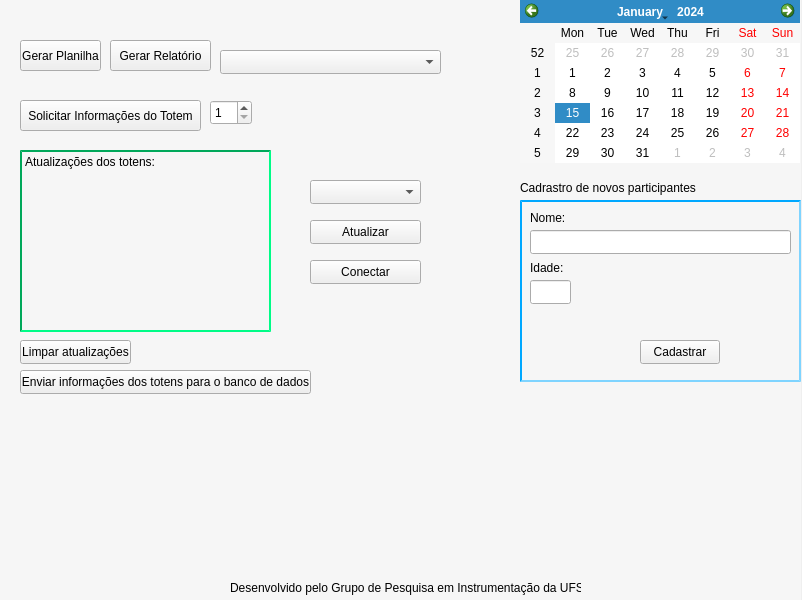
Before: the Qt Designer form form.ui in David1340/Sofwatre_FTG, drawn with Qt 5.
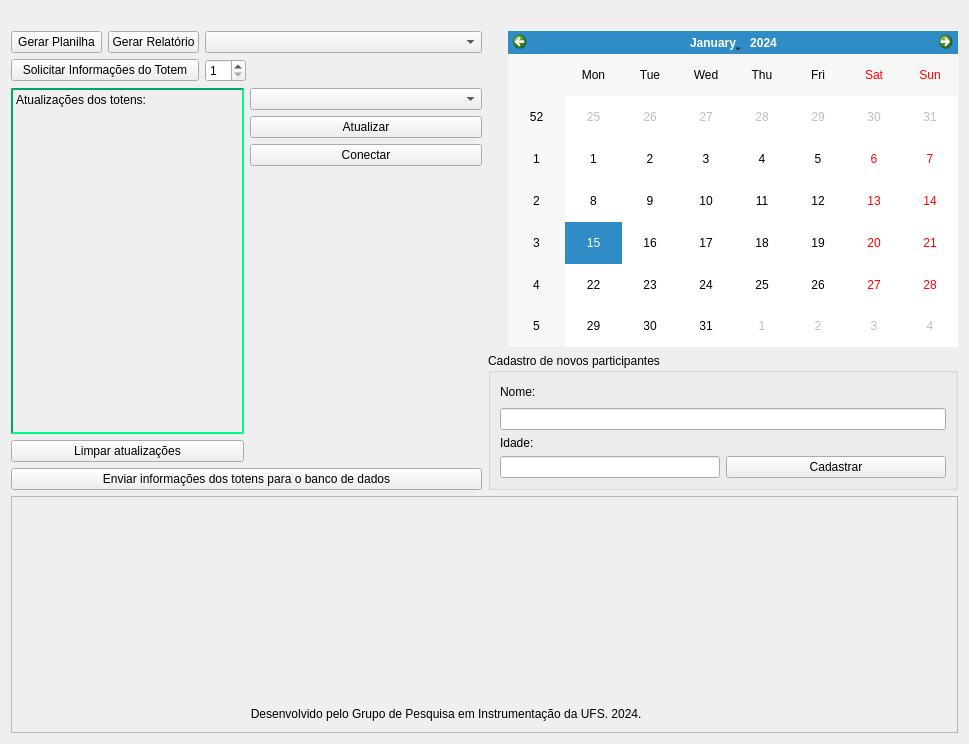
After: the same form once the commit is applied. Icons and pictures are not drawn.

Commit message: Ajuste de posicionamento e redicionamento da interface

The edit to the form file:
```diff
--- a/form.ui
+++ b/form.ui
@@ -6,109 +6,84 @@
    <rect>
     <x>0</x>
     <y>0</y>
-    <width>802</width>
-    <height>600</height>
+    <width>969</width>
+    <height>744</height>
    </rect>
   </property>
   <property name="windowTitle">
    <string>Functional Training Group</string>
   </property>
-  <widget class="QPushButton" name="PushButtonGerarRelatorio">
-   <property name="geometry">
-    <rect>
-     <x>110</x>
-     <y>40</y>
-     <width>101</width>
-     <height>31</height>
-    </rect>
-   </property>
-   <property name="text">
-    <string>Gerar Relatório</string>
-   </property>
-  </widget>
+  <layout class="QGridLayout" name="gridLayout_23">
+   <item row="0" column="0" rowspan="2" colspan="2">
+    <layout class="QGridLayout" name="gridLayout_22">
+     <item row="0" column="0">
+      <layout class="QGridLayout" name="gridLayout_11">
+       <item row="0" column="0">
+        <layout class="QGridLayout" name="gridLayout_5">
+         <item row="0" column="0">
+          <layout class="QGridLayout" name="gridLayout">
+           <item row="0" column="0" colspan="2">
+            <spacer name="horizontalSpacer">
+             <property name="orientation">
+              <enum>Qt::Horizontal</enum>
+             </property>
+             <property name="sizeHint" stdset="0">
+              <size>
+               <width>188</width>
+               <height>20</height>
+              </size>
+             </property>
+            </spacer>
+           </item>
+           <item row="1" column="0">
   <widget class="QPushButton" name="PushButtonGerarPlanilha">
-   <property name="geometry">
-    <rect>
-     <x>20</x>
-     <y>40</y>
-     <width>81</width>
-     <height>31</height>
-    </rect>
-   </property>
    <property name="text">
     <string>Gerar Planilha</string>
    </property>
   </widget>
-  <widget class="QCalendarWidget" name="calendarWidget">
-   <property name="geometry">
-    <rect>
-     <x>520</x>
-     <y>0</y>
-     <width>280</width>
-     <height>163</height>
-    </rect>
-   </property>
-  </widget>
-  <widget class="QLabel" name="label">
-   <property name="geometry">
-    <rect>
-     <x>-10</x>
-     <y>460</y>
-     <width>191</width>
-     <height>141</height>
-    </rect>
-   </property>
+           </item>
+           <item row="1" column="1">
+            <widget class="QPushButton" name="PushButtonGerarRelatorio">
    <property name="text">
-    <string/>
-   </property>
-   <property name="pixmap">
-    <pixmap>imagens/calistenia.jpeg</pixmap>
-   </property>
-   <property name="scaledContents">
-    <bool>true</bool>
-   </property>
-  </widget>
-  <widget class="QLabel" name="label_2">
-   <property name="geometry">
-    <rect>
-     <x>640</x>
-     <y>440</y>
-     <width>161</width>
-     <height>151</height>
-    </rect>
-   </property>
-   <property name="text">
-    <string/>
-   </property>
-   <property name="pixmap">
-    <pixmap>imagens/FTG.jpeg</pixmap>
-   </property>
-   <property name="scaledContents">
-    <bool>true</bool>
-   </property>
-  </widget>
+              <string>Gerar Relatório</string>
+             </property>
+            </widget>
+           </item>
+           <item row="2" column="0" colspan="2">
   <widget class="QPushButton" name="PushButtonTotem">
-   <property name="geometry">
-    <rect>
-     <x>20</x>
-     <y>100</y>
-     <width>181</width>
-     <height>31</height>
-    </rect>
-   </property>
    <property name="text">
     <string>Solicitar Informações do Totem</string>
    </property>
   </widget>
+           </item>
+          </layout>
+         </item>
+         <item row="0" column="1">
+          <layout class="QGridLayout" name="gridLayout_4">
+           <item row="0" column="0">
+            <layout class="QGridLayout" name="gridLayout_3">
+             <item row="0" column="0">
+              <spacer name="horizontalSpacer_3">
+               <property name="orientation">
+                <enum>Qt::Horizontal</enum>
+               </property>
+               <property name="sizeHint" stdset="0">
+                <size>
+                 <width>40</width>
+                 <height>20</height>
+                </size>
+               </property>
+              </spacer>
+             </item>
+             <item row="1" column="0">
+              <widget class="QComboBox" name="ComboBoxNomes"/>
+             </item>
+            </layout>
+           </item>
+           <item row="1" column="0">
+            <layout class="QGridLayout" name="gridLayout_2">
+             <item row="0" column="0">
   <widget class="QSpinBox" name="spinBoxIDTotem">
-   <property name="geometry">
-    <rect>
-     <x>210</x>
-     <y>100</y>
-     <width>42</width>
-     <height>25</height>
-    </rect>
-   </property>
    <property name="minimum">
     <number>1</number>
    </property>
@@ -116,58 +91,34 @@
     <number>10</number>
    </property>
   </widget>
-  <widget class="QComboBox" name="ComboBoxNomes">
-   <property name="geometry">
-    <rect>
-     <x>220</x>
-     <y>50</y>
-     <width>221</width>
-     <height>24</height>
-    </rect>
-   </property>
-  </widget>
-  <widget class="QLabel" name="label_3">
-   <property name="geometry">
-    <rect>
-     <x>230</x>
-     <y>580</y>
-     <width>351</width>
-     <height>16</height>
-    </rect>
-   </property>
-   <property name="text">
-    <string>Desenvolvido pelo Grupo de Pesquisa em Instrumentação da UFS. </string>
-   </property>
-  </widget>
-  <widget class="QLabel" name="label_4">
-   <property name="geometry">
-    <rect>
-     <x>-40</x>
-     <y>-30</y>
-     <width>841</width>
-     <height>651</height>
-    </rect>
-   </property>
-   <property name="styleSheet">
-    <string notr="true">
-background-color: qlineargradient(spread:pad, x1:0, y1:0, x2:1, y2:0, stop:0 rgba(247, 247, 247, 247), stop:1 rgba(247, 247, 247, 247));</string>
-   </property>
-   <property name="text">
-    <string/>
-   </property>
-   <property name="scaledContents">
-    <bool>true</bool>
-   </property>
-  </widget>
+             </item>
+             <item row="0" column="1">
+              <spacer name="horizontalSpacer_4">
+               <property name="orientation">
+                <enum>Qt::Horizontal</enum>
+               </property>
+               <property name="sizeHint" stdset="0">
+                <size>
+                 <width>40</width>
+                 <height>20</height>
+                </size>
+               </property>
+              </spacer>
+             </item>
+            </layout>
+           </item>
+          </layout>
+         </item>
+        </layout>
+       </item>
+       <item row="1" column="0">
+        <layout class="QGridLayout" name="gridLayout_10">
+         <item row="0" column="0">
+          <layout class="QGridLayout" name="gridLayout_9">
+           <item row="0" column="0">
+            <layout class="QGridLayout" name="gridLayout_8">
+             <item row="0" column="0">
   <widget class="QLabel" name="Atualizacoes">
-   <property name="geometry">
-    <rect>
-     <x>20</x>
-     <y>150</y>
-     <width>251</width>
-     <height>182</height>
-    </rect>
-   </property>
    <property name="whatsThis">
     <string>&lt;html&gt;&lt;head/&gt;&lt;body&gt;&lt;p align=&quot;justify&quot;&gt;&lt;br/&gt;&lt;/p&gt;&lt;/body&gt;&lt;/html&gt;</string>
    </property>
@@ -185,145 +136,205 @@
     <set>Qt::AlignLeading|Qt::AlignLeft|Qt::AlignTop</set>
    </property>
   </widget>
+             </item>
+             <item row="1" column="0">
   <widget class="QPushButton" name="PushButtonLimparAtualizacoes">
-   <property name="geometry">
-    <rect>
-     <x>20</x>
-     <y>340</y>
-     <width>111</width>
-     <height>24</height>
-    </rect>
-   </property>
    <property name="text">
     <string>Limpar atualizações</string>
    </property>
   </widget>
-  <widget class="QLabel" name="label_5">
-   <property name="geometry">
-    <rect>
-     <x>230</x>
-     <y>430</y>
-     <width>341</width>
-     <height>151</height>
-    </rect>
-   </property>
+             </item>
+            </layout>
+           </item>
+           <item row="0" column="1">
+            <layout class="QGridLayout" name="gridLayout_7">
+             <item row="1" column="0">
+              <spacer name="verticalSpacer_2">
+               <property name="orientation">
+                <enum>Qt::Vertical</enum>
+               </property>
+               <property name="sizeHint" stdset="0">
+                <size>
+                 <width>20</width>
+                 <height>40</height>
+                </size>
+               </property>
+              </spacer>
+             </item>
+             <item row="0" column="0">
+              <layout class="QGridLayout" name="gridLayout_6">
+               <item row="0" column="0">
+                <widget class="QComboBox" name="comboBoxUSB"/>
+               </item>
+               <item row="1" column="0">
+                <widget class="QPushButton" name="pushButtonUSB2">
    <property name="text">
-    <string/>
-   </property>
-   <property name="pixmap">
-    <pixmap>imagens/LOGOS-20241002T010036Z-001/LOGOS/g3743.png</pixmap>
-   </property>
-   <property name="scaledContents">
-    <bool>true</bool>
-   </property>
-  </widget>
-  <widget class="QLabel" name="Atualizacoes_2">
-   <property name="geometry">
-    <rect>
-     <x>520</x>
-     <y>200</y>
-     <width>281</width>
-     <height>182</height>
-    </rect>
-   </property>
-   <property name="whatsThis">
-    <string>&lt;html&gt;&lt;head/&gt;&lt;body&gt;&lt;p align=&quot;justify&quot;&gt;&lt;br/&gt;&lt;/p&gt;&lt;/body&gt;&lt;/html&gt;</string>
-   </property>
-   <property name="styleSheet">
-    <string notr="true">border-color: rgb(0, 168, 255);
-border-width : 2px;
-border-style: inset;
-
-</string>
-   </property>
-   <property name="text">
-    <string/>
-   </property>
-   <property name="alignment">
-    <set>Qt::AlignLeading|Qt::AlignLeft|Qt::AlignTop</set>
-   </property>
-  </widget>
-  <widget class="QLineEdit" name="lineEditNome">
-   <property name="geometry">
-    <rect>
-     <x>530</x>
-     <y>230</y>
-     <width>261</width>
-     <height>24</height>
-    </rect>
-   </property>
-  </widget>
-  <widget class="QLabel" name="label_6">
-   <property name="geometry">
-    <rect>
-     <x>520</x>
-     <y>180</y>
-     <width>181</width>
-     <height>16</height>
-    </rect>
-   </property>
-   <property name="text">
-    <string>Cadrastro de novos participantes</string>
-   </property>
-  </widget>
+                  <string>Atualizar</string>
+                 </property>
+                </widget>
+               </item>
+               <item row="2" column="0">
+                <widget class="QPushButton" name="pushButtonUSB">
+                 <property name="text">
+                  <string>Conectar</string>
+                 </property>
+                </widget>
+               </item>
+              </layout>
+             </item>
+            </layout>
+           </item>
+          </layout>
+         </item>
+         <item row="1" column="0">
+          <widget class="QPushButton" name="pushButtonBancoDados">
+           <property name="text">
+            <string>Enviar informações dos totens para o banco de dados</string>
+           </property>
+          </widget>
+         </item>
+        </layout>
+       </item>
+      </layout>
+     </item>
+     <item row="0" column="1">
+      <layout class="QGridLayout" name="gridLayout_21">
+       <item row="0" column="0">
+        <layout class="QGridLayout" name="gridLayout_20">
+         <item row="0" column="0">
+          <spacer name="verticalSpacer">
+           <property name="orientation">
+            <enum>Qt::Vertical</enum>
+           </property>
+           <property name="sizeHint" stdset="0">
+            <size>
+             <width>20</width>
+             <height>40</height>
+            </size>
+           </property>
+          </spacer>
+         </item>
+         <item row="0" column="1">
+          <layout class="QGridLayout" name="gridLayout_12">
+           <item row="0" column="0">
+            <spacer name="horizontalSpacer_6">
+             <property name="orientation">
+              <enum>Qt::Horizontal</enum>
+             </property>
+             <property name="sizeHint" stdset="0">
+              <size>
+               <width>40</width>
+               <height>20</height>
+              </size>
+             </property>
+            </spacer>
+           </item>
+           <item row="1" column="0">
+            <widget class="QCalendarWidget" name="calendarWidget">
+             <property name="maximumSize">
+              <size>
+               <width>14777215</width>
+               <height>14777215</height>
+              </size>
+             </property>
+            </widget>
+           </item>
+          </layout>
+         </item>
+        </layout>
+       </item>
+       <item row="1" column="0">
+        <widget class="QGroupBox" name="groupBox">
+         <property name="title">
+          <string>Cadastro de novos participantes</string>
+         </property>
+         <layout class="QGridLayout" name="gridLayout_19">
+          <item row="0" column="0">
+           <layout class="QGridLayout" name="gridLayout_18">
+            <item row="0" column="0">
+             <layout class="QGridLayout" name="gridLayout_14">
+              <item row="0" column="0">
+               <layout class="QGridLayout" name="gridLayout_13">
+                <item row="0" column="0">
   <widget class="QLabel" name="label_7">
-   <property name="geometry">
-    <rect>
-     <x>530</x>
-     <y>210</y>
-     <width>49</width>
-     <height>16</height>
-    </rect>
-   </property>
    <property name="text">
     <string>Nome:</string>
    </property>
   </widget>
+                </item>
+                <item row="0" column="1">
+                 <spacer name="horizontalSpacer_2">
+                  <property name="orientation">
+                   <enum>Qt::Horizontal</enum>
+                  </property>
+                  <property name="sizeHint" stdset="0">
+                   <size>
+                    <width>40</width>
+                    <height>20</height>
+                   </size>
+                  </property>
+                 </spacer>
+                </item>
+               </layout>
+              </item>
+              <item row="1" column="0">
+               <widget class="QLineEdit" name="lineEditNome"/>
+              </item>
+             </layout>
+            </item>
+            <item row="1" column="0">
+             <layout class="QGridLayout" name="gridLayout_17">
+              <item row="0" column="0">
+               <layout class="QGridLayout" name="gridLayout_15">
+                <item row="1" column="0">
+                 <widget class="QLineEdit" name="lineEditIdade"/>
+                </item>
+                <item row="0" column="0">
   <widget class="QLabel" name="label_8">
-   <property name="geometry">
-    <rect>
-     <x>530</x>
-     <y>260</y>
-     <width>49</width>
-     <height>16</height>
-    </rect>
-   </property>
    <property name="text">
     <string>Idade:</string>
    </property>
   </widget>
-  <widget class="QLineEdit" name="lineEditIdade">
-   <property name="geometry">
-    <rect>
-     <x>530</x>
-     <y>280</y>
-     <width>41</width>
-     <height>24</height>
-    </rect>
-   </property>
-  </widget>
+                </item>
+               </layout>
+              </item>
+              <item row="0" column="1">
+               <layout class="QGridLayout" name="gridLayout_16">
+                <item row="0" column="0">
+                 <spacer name="horizontalSpacer_5">
+                  <property name="orientation">
+                   <enum>Qt::Horizontal</enum>
+                  </property>
+                  <property name="sizeHint" stdset="0">
+                   <size>
+                    <width>40</width>
+                    <height>20</height>
+                   </size>
+                  </property>
+                 </spacer>
+                </item>
+                <item row="1" column="0">
   <widget class="QPushButton" name="PushButtonCadastro">
-   <property name="geometry">
-    <rect>
-     <x>640</x>
-     <y>340</y>
-     <width>80</width>
-     <height>24</height>
-    </rect>
-   </property>
    <property name="text">
     <string>Cadastrar</string>
    </property>
   </widget>
+                </item>
+               </layout>
+              </item>
+             </layout>
+            </item>
+           </layout>
+          </item>
+         </layout>
+        </widget>
+       </item>
+      </layout>
+     </item>
+    </layout>
+   </item>
+   <item row="1" column="1">
   <widget class="QLabel" name="labelAvisoCadastro">
-   <property name="geometry">
-    <rect>
-     <x>530</x>
-     <y>310</y>
-     <width>251</width>
-     <height>16</height>
-    </rect>
-   </property>
    <property name="styleSheet">
     <string notr="true">color: rgb(255, 0, 0);</string>
    </property>
@@ -331,56 +342,92 @@
     <string/>
    </property>
   </widget>
-  <widget class="QComboBox" name="comboBoxUSB">
+   </item>
+   <item row="2" column="0" colspan="2">
+    <widget class="QFrame" name="frame">
+     <property name="frameShape">
+      <enum>QFrame::StyledPanel</enum>
+     </property>
+     <property name="frameShadow">
+      <enum>QFrame::Sunken</enum>
+     </property>
+     <property name="lineWidth">
+      <number>0</number>
+     </property>
+     <widget class="QLabel" name="label_2">
    <property name="geometry">
     <rect>
-     <x>310</x>
-     <y>180</y>
-     <width>111</width>
-     <height>24</height>
-    </rect>
-   </property>
-  </widget>
-  <widget class="QPushButton" name="pushButtonUSB">
+        <x>660</x>
+        <y>20</y>
+        <width>271</width>
+        <height>151</height>
+       </rect>
+      </property>
+      <property name="text">
+       <string/>
+      </property>
+      <property name="pixmap">
+       <pixmap>imagens/FTG.jpeg</pixmap>
+      </property>
+      <property name="scaledContents">
+       <bool>true</bool>
+      </property>
+     </widget>
+     <widget class="QLabel" name="label_5">
    <property name="geometry">
     <rect>
-     <x>310</x>
-     <y>260</y>
-     <width>111</width>
-     <height>24</height>
+        <x>270</x>
+        <y>40</y>
+        <width>391</width>
+        <height>141</height>
     </rect>
    </property>
    <property name="text">
-    <string>Conectar</string>
-   </property>
-  </widget>
-  <widget class="QPushButton" name="pushButtonUSB2">
+       <string/>
+      </property>
+      <property name="pixmap">
+       <pixmap>imagens/LOGOS-20241002T010036Z-001/LOGOS/g3743.png</pixmap>
+      </property>
+      <property name="scaledContents">
+       <bool>true</bool>
+      </property>
+     </widget>
+     <widget class="QLabel" name="label">
    <property name="geometry">
     <rect>
-     <x>310</x>
-     <y>220</y>
-     <width>111</width>
-     <height>24</height>
+        <x>10</x>
+        <y>30</y>
+        <width>251</width>
+        <height>141</height>
     </rect>
    </property>
    <property name="text">
-    <string>Atualizar</string>
-   </property>
-  </widget>
-  <widget class="QPushButton" name="pushButtonBancoDados">
+       <string/>
+      </property>
+      <property name="pixmap">
+       <pixmap>imagens/calistenia.jpeg</pixmap>
+      </property>
+      <property name="scaledContents">
+       <bool>true</bool>
+      </property>
+     </widget>
+     <widget class="QLabel" name="label_4">
    <property name="geometry">
     <rect>
-     <x>20</x>
-     <y>370</y>
-     <width>291</width>
-     <height>24</height>
+        <x>120</x>
+        <y>210</y>
+        <width>731</width>
+        <height>16</height>
     </rect>
    </property>
    <property name="text">
-    <string>Enviar informações dos totens para o banco de dados</string>
-   </property>
-  </widget>
-  <zorder>label_4</zorder>
+       <string>                                    Desenvolvido pelo Grupo de Pesquisa em Instrumentação da UFS. 2024. </string>
+      </property>
+     </widget>
+    </widget>
+   </item>
+  </layout>
+  <zorder>frame</zorder>
   <zorder>PushButtonGerarRelatorio</zorder>
   <zorder>PushButtonGerarPlanilha</zorder>
   <zorder>calendarWidget</zorder>
```
Left out of the diff: 16 changed lines with no effect on the pictures. Lines whose indentation alone changed are shown as unchanged. The commit also changes 2 other files.
